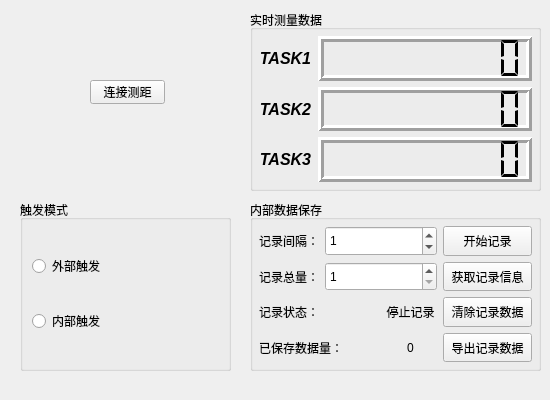
Qt form form/formceju.ui (KingChenFY/ZW_JiXieBiTool) before a commit.
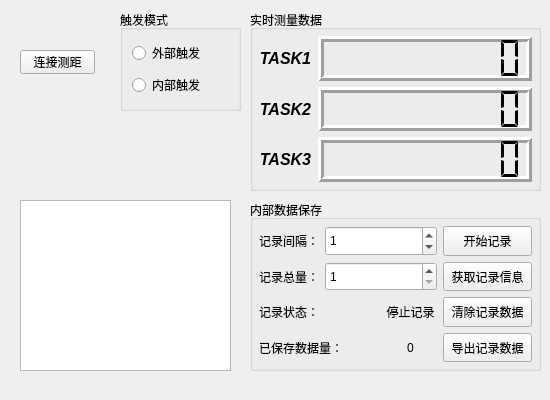
The same form after that commit.

Diff of the .ui file:
```diff
--- a/form/formceju.ui
+++ b/form/formceju.ui
@@ -163,10 +163,10 @@
   <widget class="QGroupBox" name="gb_trigMode">
    <property name="geometry">
     <rect>
-     <x>20</x>
-     <y>200</y>
-     <width>211</width>
-     <height>171</height>
+     <x>120</x>
+     <y>10</y>
+     <width>121</width>
+     <height>101</height>
     </rect>
    </property>
    <property name="title">
@@ -192,8 +192,8 @@
   <widget class="QPushButton" name="pbtn_linkceju">
    <property name="geometry">
     <rect>
-     <x>90</x>
-     <y>80</y>
+     <x>20</x>
+     <y>50</y>
      <width>75</width>
      <height>24</height>
     </rect>
@@ -375,6 +375,16 @@
     </item>
    </layout>
   </widget>
+  <widget class="QTextBrowser" name="textBrowser">
+   <property name="geometry">
+    <rect>
+     <x>20</x>
+     <y>200</y>
+     <width>211</width>
+     <height>171</height>
+    </rect>
+   </property>
+  </widget>
  </widget>
  <resources/>
  <connections/>
```
